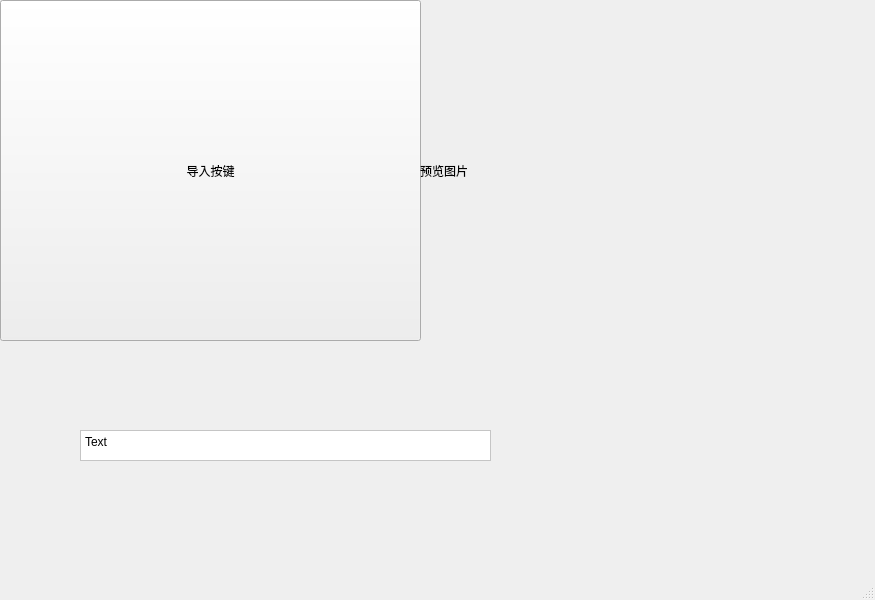
This is qt_PhotoAddWord/mainwindow.ui in XiaoAAi/qt_PhotoAddWord as Qt 5 draws it before an edit. The edited form follows.
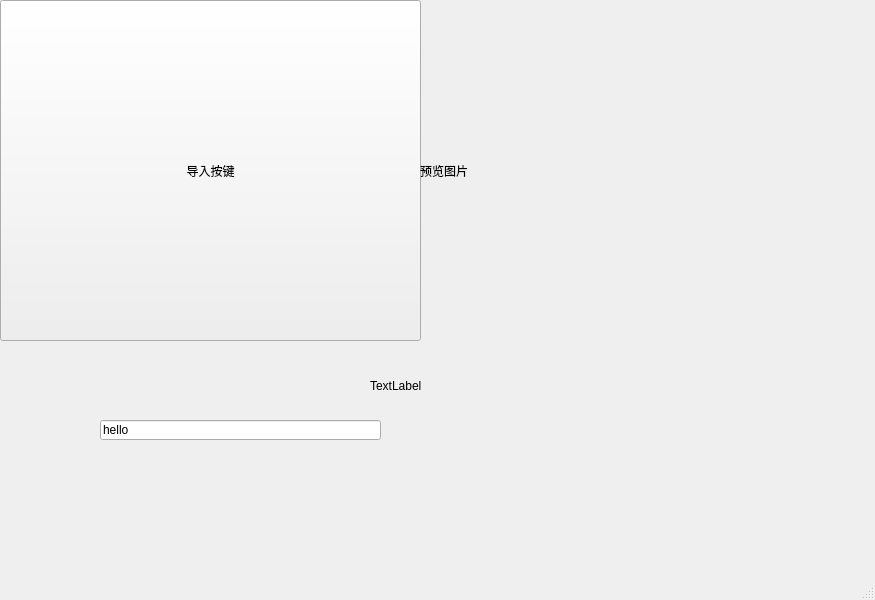
This is the edited form.

Commit message: 用QLineEdit来替换QPlainEditText + 实现两个图片合成 + 合成图片其他没有填充使用白色背景填充

Patch:
```diff
--- a/qt_PhotoAddWord/mainwindow.ui
+++ b/qt_PhotoAddWord/mainwindow.ui
@@ -56,21 +56,30 @@
      <string>预览图片</string>
     </property>
    </widget>
-   <widget class="QPlainTextEdit" name="tedit_word">
+   <widget class="QLabel" name="label">
     <property name="geometry">
      <rect>
-      <x>80</x>
-      <y>430</y>
-      <width>411</width>
+      <x>370</x>
+      <y>370</y>
+      <width>321</width>
       <height>31</height>
      </rect>
     </property>
-    <property name="styleSheet">
-     <string notr="true">background-color: rgb(255, 255, 255);
-font: 10pt &quot;Adobe 楷体 Std R&quot;;</string>
+    <property name="text">
+     <string>TextLabel</string>
     </property>
-    <property name="plainText">
-     <string>Text</string>
+   </widget>
+   <widget class="QLineEdit" name="ledit_w">
+    <property name="geometry">
+     <rect>
+      <x>100</x>
+      <y>420</y>
+      <width>281</width>
+      <height>20</height>
+     </rect>
+    </property>
+    <property name="text">
+     <string>hello</string>
     </property>
    </widget>
   </widget>
```
The commit also changes 5 other files.
